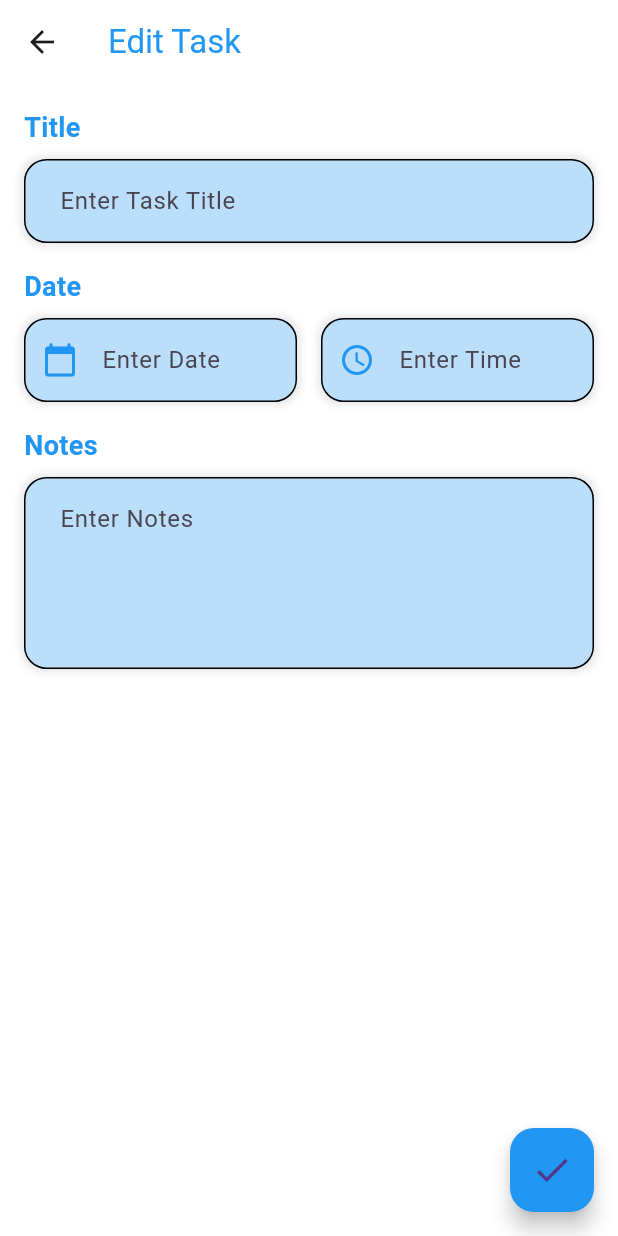
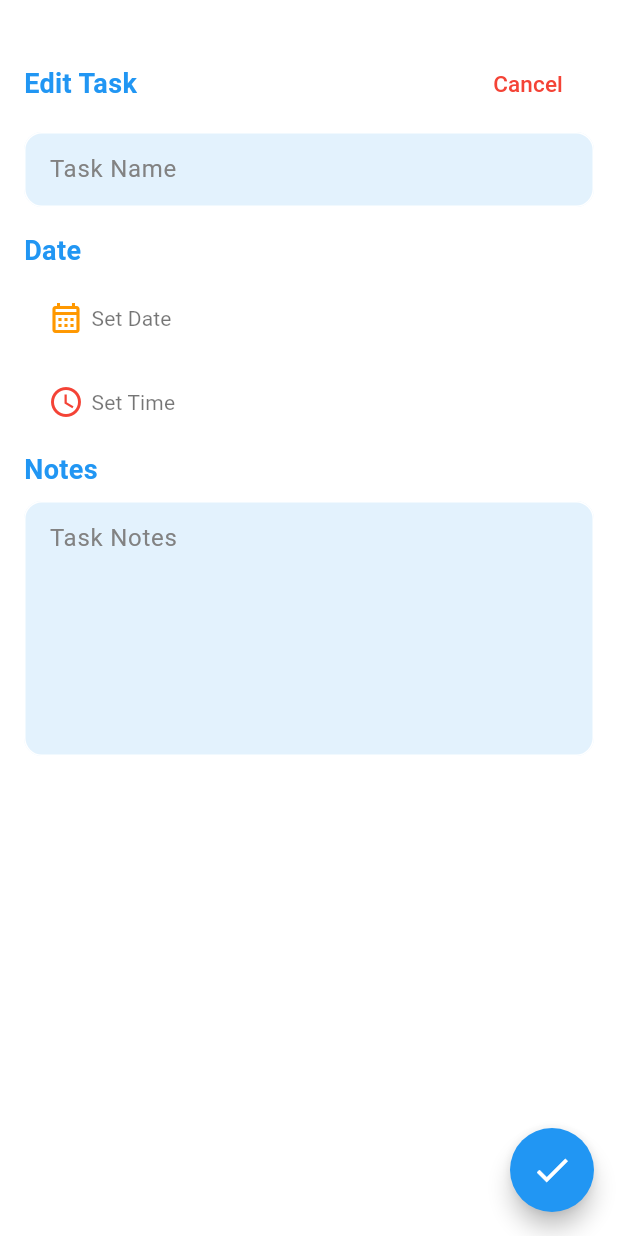
Before and after one commit to OmarAfifi-CSE/Flutter_Projects, a Flutter app: the TaskDetailsScreen screen opened directly with empty values, on a phone screen of 412 x 824 dp. Run offline on Flutter 3.47's test engine with Material 3 defaults, Android fonts, the phone set to English and light mode, and no system bars; our stand-ins replace table_calendar.

Commit message:
Edit in TaskDetailsScreen
Make TaskDetails Screen Like AddTask Sreen

```diff
--- a/To Do App/lib/screens/HomeScreen.dart
+++ b/To Do App/lib/screens/HomeScreen.dart
@@ -93,9 +93,22 @@ class _HomeScreenState extends State<HomeScreen> {
                   itemCount: filteredTasks.length,
                   itemBuilder: (context, index) {
                     final task = filteredTasks[index];
-                    return MyTaskTile(
-                      task: task['title'] ?? '',
-                      time: task['time'] ?? '',
+                    return GestureDetector(
+                      onTap: () async {
+                        final updatedTask = await Navigator.push<Map<String, String>>(
+                          context,
+                          MaterialPageRoute(
+                            builder: (context) => TaskDetailsScreen(task: task),
+                          ),
+                        );
+                        if (updatedTask != null) {
+                          _updateTask(index, updatedTask); // Update the task after editing
+                        }
+                      },
+                      child: MyTaskTile(
+                        task: task['title'] ?? '',
+                        time: task['time'] ?? '',
+                      ),
                     );
                   },
                 ),
@@ -126,4 +139,23 @@ class _HomeScreenState extends State<HomeScreen> {
       ),
     );
   }
+
 }
+
+class CalendarScreen extends StatelessWidget {
+  const CalendarScreen({super.key});
+
+  @override
+  Widget build(BuildContext context) {
+    return const Center(child: Text('Calendar Page'));
+  }
+}
+
+class SettingsScreen extends StatelessWidget {
+  const SettingsScreen({super.key});
+
+  @override
+  Widget build(BuildContext context) {
+    return const Center(child: Text('Settings Page'));
+  }
+}
--- a/To Do App/lib/screens/MainScreen.dart
+++ b/To Do App/lib/screens/MainScreen.dart
@@ -1,7 +1,6 @@
 import 'dart:io';
 import 'package:flutter/material.dart';
 import 'HomeScreen.dart';
-
 
 class MainScreen extends StatefulWidget {
   const MainScreen({super.key});
--- a/To Do App/lib/screens/TaskDetailsScreen.dart
+++ b/To Do App/lib/screens/TaskDetailsScreen.dart
@@ -1,5 +1,7 @@
 import 'dart:io';
 import 'package:flutter/material.dart';
+
+import '../componants/my_textfield.dart';
 
 
 class TaskDetailsScreen extends StatefulWidget {
@@ -13,24 +15,48 @@ class TaskDetailsScreen extends StatefulWidget {
 
 class _TaskDetailsScreenState extends State<TaskDetailsScreen> {
   late TextEditingController _titleController;
-  late TextEditingController _dateController;
-  late TextEditingController _timeController;
   late TextEditingController _notesController;
+  String? dateValue;
+  String? timeValue;
+
+  Future<void> _selectedDate(BuildContext context) async {
+    final DateTime? pickedDate = await showDatePicker(
+      context: context,
+      initialDate: DateTime.now(),
+      firstDate: DateTime(2000),
+      lastDate: DateTime(2100),
+    );
+    if (pickedDate != null) {
+      setState(() {
+        dateValue = pickedDate.toLocal().toString().split(' ')[0];
+      });
+    }
+  }
+
+  Future<void> _selectedTime(BuildContext context) async {
+    final TimeOfDay? pickedTime = await showTimePicker(
+      context: context,
+      initialTime: TimeOfDay.now(),
+    );
+    if (pickedTime != null) {
+      setState(() {
+        timeValue = pickedTime.format(context);
+      });
+    }
+  }
 
   @override
   void initState() {
     super.initState();
     _titleController = TextEditingController(text: widget.task['title']);
-    _dateController = TextEditingController(text: widget.task['date']);
-    _timeController = TextEditingController(text: widget.task['time']);
     _notesController = TextEditingController(text: widget.task['notes']);
+    dateValue = widget.task['date'];
+    timeValue = widget.task['time'];
   }
 
   @override
   void dispose() {
     _titleController.dispose();
-    _dateController.dispose();
-    _timeController.dispose();
     _notesController.dispose();
     super.dispose();
   }
@@ -38,13 +64,6 @@ class _TaskDetailsScreenState extends State<TaskDetailsScreen> {
   @override
   Widget build(BuildContext context) {
     return Scaffold(
-      appBar: AppBar(
-        title: const Text(
-          'Edit Task',
-          style: TextStyle(color: Color(0xFF2196F3)),
-        ),
-        backgroundColor: Colors.white,
-      ),
       body: Container(
         color: Colors.white,
         width: double.infinity,
@@ -52,45 +71,39 @@ class _TaskDetailsScreenState extends State<TaskDetailsScreen> {
         child: Padding(
           padding: const EdgeInsets.all(16.0),
           child: SingleChildScrollView(
-            child: Form(
             child: Column(
               crossAxisAlignment: CrossAxisAlignment.start,
               children: [
+                const SizedBox(height: 16),
+                Row(
+                  mainAxisAlignment: MainAxisAlignment.spaceBetween,
+                  children: [
                     const Text(
-                    'Title',
+                      'Edit Task',
                       style: TextStyle(
                         fontSize: 18,
-                      fontWeight: FontWeight.bold,
+                        fontWeight: FontWeight.w600,
                         color: Color(0xFF2196F3),
                       ),
                     ),
-                  const SizedBox(height: 8),
-                  Container(
-                    decoration: BoxDecoration(
-                      color: const Color(0xFFBBDEFB),
-                      borderRadius: BorderRadius.circular(15),
-                      boxShadow: [
-                        BoxShadow(
-                          color: Colors.black.withOpacity(0.1),
-                          spreadRadius: 2,
-                          blurRadius: 4,
+                    MaterialButton(
+                      child: const Text(
+                        'Cancel',
+                        style: TextStyle(fontSize: 15, color: Colors.red),
                       ),
+                      onPressed: () {
+                        Navigator.of(context).pop();
+                      },
+                    )
                   ],
                 ),
-                    child: TextFormField(
+                const SizedBox(height: 8),
+                MyTextfield(
+                  hintText: "Task Name",
+                  obscureText: false,
+                  backgroundColor: Colors.blue[50],
+                  borderSideColor: Colors.white,
                   controller: _titleController,
-                      decoration: InputDecoration(
-                        hintText: 'Enter Task Title',
-                        contentPadding: const EdgeInsets.symmetric(vertical: 16, horizontal: 20),
-                        enabledBorder: OutlineInputBorder(
-                          borderRadius: BorderRadius.circular(15),
-                        ),
-                        focusedBorder: OutlineInputBorder(
-                          borderSide: const BorderSide(width: 4, color: Colors.blue),
-                          borderRadius: BorderRadius.circular(15),
-                        ),
-                      ),
-                    ),
                 ),
                 const SizedBox(height: 16),
                 const Text(
@@ -102,72 +115,66 @@ class _TaskDetailsScreenState extends State<TaskDetailsScreen> {
                   ),
                 ),
                 const SizedBox(height: 8),
-                  Row(
+                MaterialButton(
+                  child: Container(
+                    width: MediaQuery.sizeOf(context).width * .4,
+                    decoration: BoxDecoration(
+                      color: Colors.white,
+                      borderRadius: BorderRadius.circular(12),
+                    ),
+                    child: Row(
+                      mainAxisAlignment: MainAxisAlignment.start,
                       children: [
-                      Expanded(
-                        child: Container(
-                          decoration: BoxDecoration(
-                            color: const Color(0xFFBBDEFB),
-                            borderRadius: BorderRadius.circular(15),
-                            boxShadow: [
-                              BoxShadow(
-                                color: Colors.black.withOpacity(0.1),
-                                spreadRadius: 2,
-                                blurRadius: 4,
+                        const Icon(
+                          Icons.calendar_month_outlined,
+                          color: Colors.orange,
                         ),
-                            ],
-                          ),
-                          child: TextFormField(
-                            controller: _dateController,
-                            decoration: InputDecoration(
-                              hintText: 'Enter Date',
-                              prefixIcon: const Icon(Icons.calendar_today, color: Colors.blue),
-                              contentPadding: const EdgeInsets.symmetric(vertical: 16, horizontal: 20),
-                              enabledBorder: OutlineInputBorder(
-                                borderRadius: BorderRadius.circular(15),
-                              ),
-                              focusedBorder: OutlineInputBorder(
-                                borderSide: const BorderSide(width: 4, color: Colors.blue),
-                                borderRadius: BorderRadius.circular(15),
-                              ),
-                            ),
-                          ),
-                        ),
-                      ),
-                      const SizedBox(width: 16),
-                      Expanded(
-                        child: Container(
-                          decoration: BoxDecoration(
-                            color: const Color(0xFFBBDEFB),
-                            borderRadius: BorderRadius.circular(15),
-                            boxShadow: [
-                              BoxShadow(
-                                color: Colors.black.withOpacity(0.1),
-                                spreadRadius: 2,
-                                blurRadius: 4,
-                              ),
-                            ],
-                          ),
-                          child: TextFormField(
-                            controller: _timeController,
-                            decoration: InputDecoration(
-                              hintText: 'Enter Time',
-                              prefixIcon: const Icon(Icons.access_time, color: Colors.blue),
-                              contentPadding: const EdgeInsets.symmetric(vertical: 16, horizontal: 20),
-                              enabledBorder: OutlineInputBorder(
-                                borderRadius: BorderRadius.circular(15),
-                              ),
-                              focusedBorder: OutlineInputBorder(
-                                borderSide: const BorderSide(width: 4, color: Colors.blue),
-                                borderRadius: BorderRadius.circular(15),
-                              ),
-                            ),
-                          ),
+                        const SizedBox(width: 5),
+                        Text(
+                          dateValue ?? "Set Date",
+                          style: const TextStyle(
+                            fontWeight: FontWeight.w400,
+                            color: Colors.black54,
                           ),
                         ),
                       ],
                     ),
-                  const SizedBox(height: 16),
+                  ),
+                  onPressed: () {
+                    _selectedDate(context);
+                  },
+                ),
+                const SizedBox(height: 8),
+                MaterialButton(
+                  child: Container(
+                    width: MediaQuery.sizeOf(context).width * .4,
+                    decoration: BoxDecoration(
+                      color: Colors.white,
+                      borderRadius: BorderRadius.circular(12),
+                    ),
+                    child: Row(
+                      mainAxisAlignment: MainAxisAlignment.start,
+                      children: [
+                        const Icon(
+                          Icons.access_time,
+                          color: Colors.red,
+                        ),
+                        const SizedBox(width: 5),
+                        Text(
+                          timeValue ?? "Set Time",
+                          style: const TextStyle(
+                            fontWeight: FontWeight.w400,
+                            color: Colors.black54,
+                          ),
+                        ),
+                      ],
+                    ),
+                  ),
+                  onPressed: () {
+                    _selectedTime(context);
+                  },
+                ),
+                const SizedBox(height: 8),
                 const Text(
                   'Notes',
                   style: TextStyle(
@@ -177,53 +184,38 @@ class _TaskDetailsScreenState extends State<TaskDetailsScreen> {
                   ),
                 ),
                 const SizedBox(height: 8),
-                  Container(
-                    decoration: BoxDecoration(
-                      color: const Color(0xFFBBDEFB),
-                      borderRadius: BorderRadius.circular(15),
-                      boxShadow: [
-                        BoxShadow(
-                          color: Colors.black.withOpacity(0.1),
-                          spreadRadius: 2,
-                          blurRadius: 4,
+                MyTextfield(
+                  hintText: "Task Notes",
+                  obscureText: false,
+                  maxLines: 6,
+                  borderSideColor: Colors.white,
+                  backgroundColor: Colors.blue[50],
+                  controller: _notesController,
                 ),
               ],
-                    ),
-                    child: TextFormField(
-                      controller: _notesController,
-                      maxLines: 4,
-                      decoration: InputDecoration(
-                        hintText: 'Enter Notes',
-                        contentPadding: const EdgeInsets.symmetric(vertical: 16, horizontal: 20),
-                        enabledBorder: OutlineInputBorder(
-                          borderRadius: BorderRadius.circular(15),
-                        ),
-                        focusedBorder: OutlineInputBorder(
-                          borderSide: const BorderSide(width: 4, color: Colors.blue),
-                          borderRadius: BorderRadius.circular(15),
-                        ),
-                      ),
-                    ),
-                  ),
-                  const SizedBox(height: 16),
-                ],
-              ),
             ),
           ),
         ),
       ),
       floatingActionButton: FloatingActionButton(
         onPressed: () {
-          Navigator.pop(context, {
+          final task = {
             'title': _titleController.text,
-            'date': _dateController.text,
-            'time': _timeController.text,
+            'time': timeValue ?? "00:00",
+            'date': dateValue ?? "",
             'notes': _notesController.text,
-          });
+          };
+          Navigator.pop(context, task);
         },
         backgroundColor: Colors.blue,
-        child: const Icon(Icons.check, size: 28),
+        shape: const CircleBorder(),
+        child: const Icon(
+          Icons.check,
+          size: 28,
+          color: Colors.white,
         ),
+      ),
+      floatingActionButtonLocation: FloatingActionButtonLocation.endFloat,
     );
   }
 }
```
Also changed, not shown: To Do App/lib/screens/AddTaskScreen.dart (line endings or trailing spaces). Lines whose indentation alone changed are shown as unchanged.
